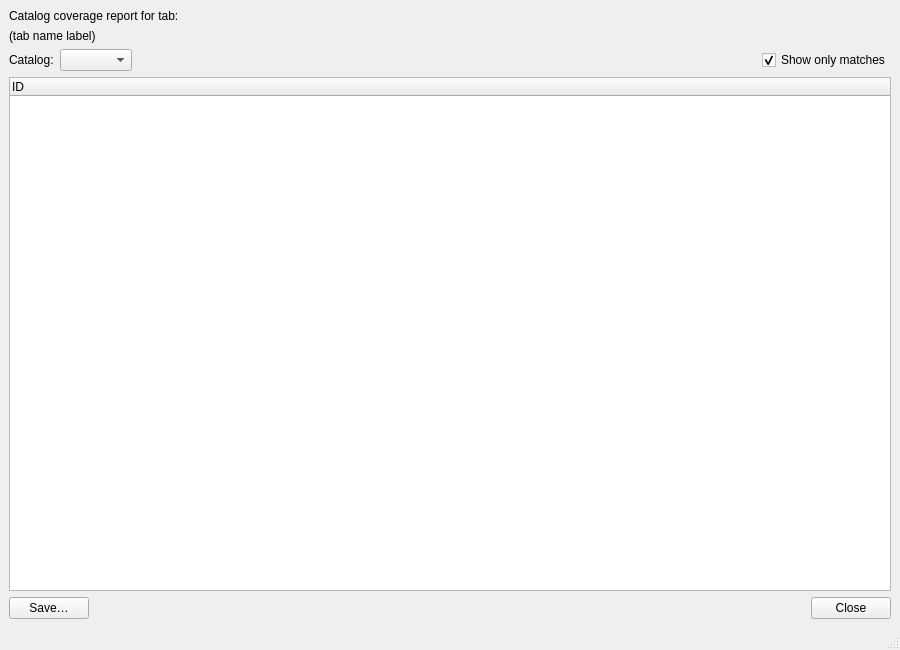
bcolyn/PhotonFinder, file photonfinder/ui/CatalogReportWindow.ui: the form before one commit.
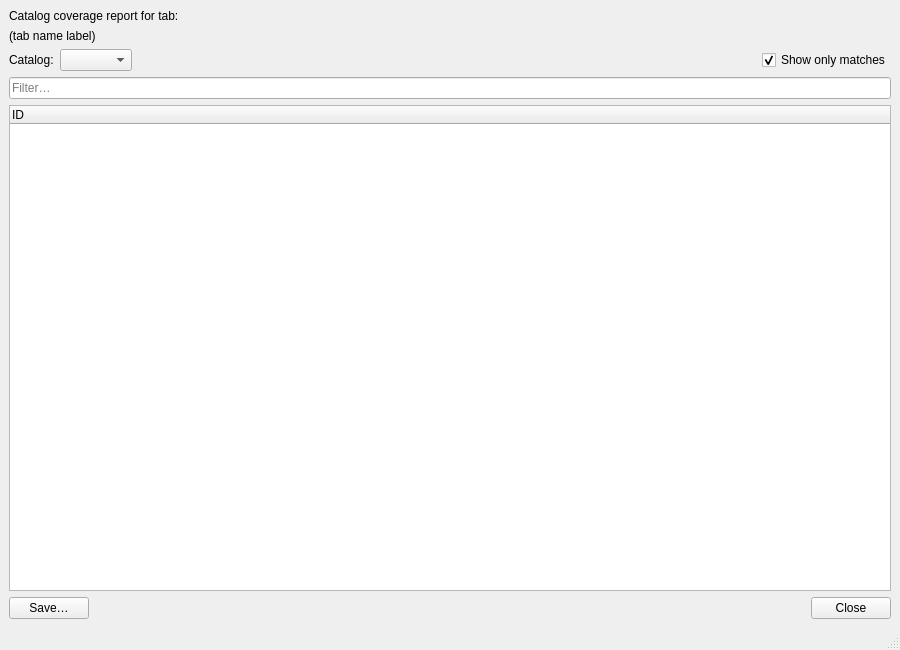
The form after the commit.

Commit message: Open the image viewer from the catalog report

Patch:
```diff
--- a/photonfinder/ui/CatalogReportWindow.ui
+++ b/photonfinder/ui/CatalogReportWindow.ui
@@ -11,7 +11,7 @@
    </rect>
   </property>
   <property name="windowTitle">
-   <string>Catalog Coverage Report</string>
+   <string>Catalog Report</string>
   </property>
   <widget class="QWidget" name="centralwidget">
    <layout class="QGridLayout" name="gridLayout">
@@ -79,6 +79,16 @@
      </layout>
     </item>
     <item row="3" column="0">
+     <widget class="QLineEdit" name="filterEdit">
+      <property name="placeholderText">
+       <string>Filter…</string>
+      </property>
+      <property name="clearButtonEnabled">
+       <bool>true</bool>
+      </property>
+     </widget>
+    </item>
+    <item row="4" column="0">
      <widget class="QTreeWidget" name="treeWidget">
       <property name="editTriggers">
        <set>QAbstractItemView::EditTrigger::NoEditTriggers</set>
@@ -105,7 +115,7 @@
       </column>
      </widget>
     </item>
-    <item row="4" column="0">
+    <item row="5" column="0">
      <layout class="QHBoxLayout" name="bottomLayout">
       <item>
        <widget class="QPushButton" name="saveButton">
```
The commit also changes 6 other files.
